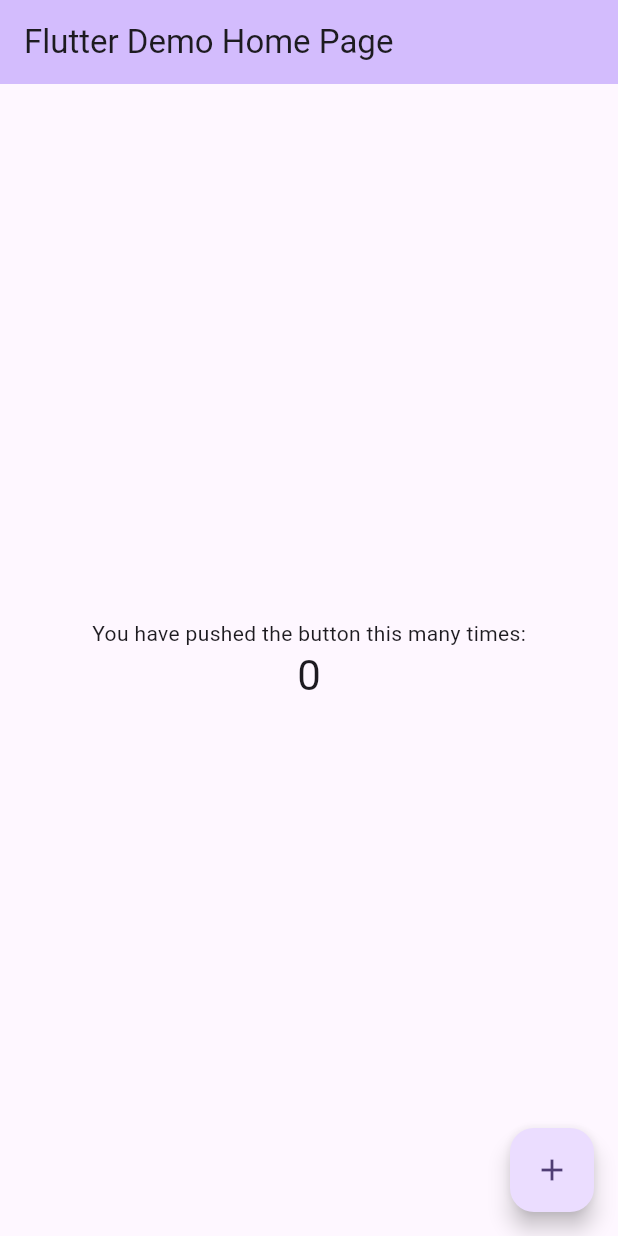
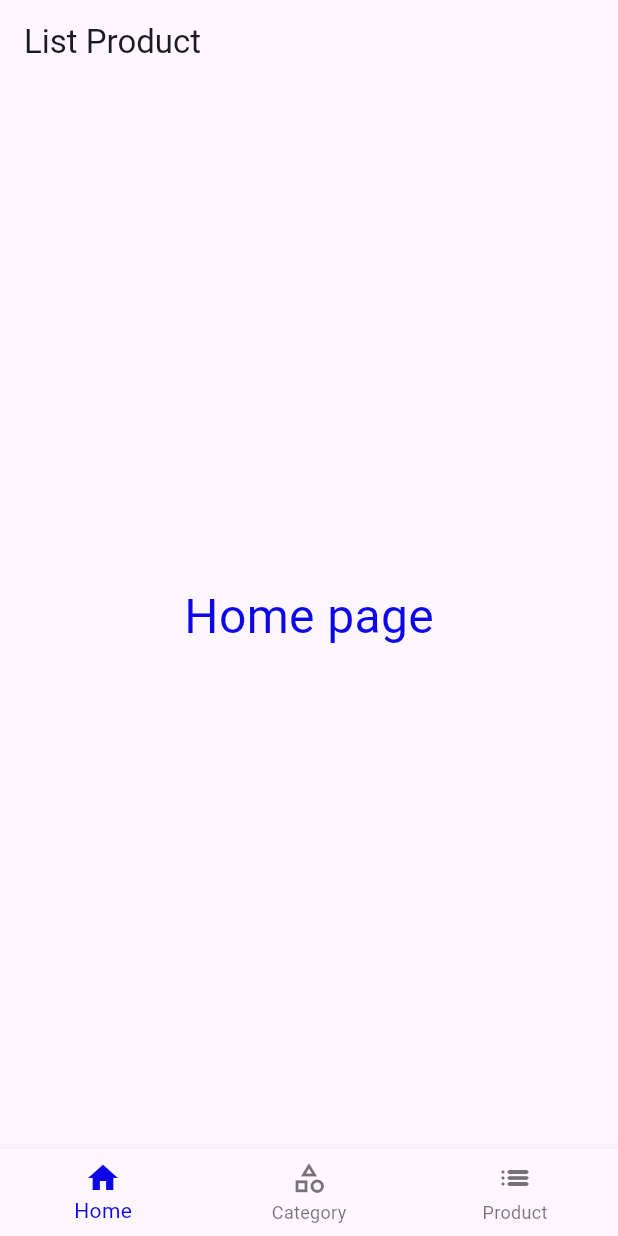
Before and after one commit to Huy-2k3/TH_FLUTTER_TUAN4, a Flutter app: the screen it shows after launch, on a phone screen of 412 x 824 dp. Run offline on Flutter 3.47's test engine with Material 3 defaults, Android fonts, the light colour scheme and no system bars.

Commit message:
add category

```diff
--- a/tuan4/lib/data/model/categorymodel.dart
+++ b/tuan4/lib/data/model/categorymodel.dart
@@ -1 +1,28 @@
-import 'dart:convert';
+
+
+class Category {
+  int? id;
+  String? name;
+  String? img;
+  //Contructer
+  Category({
+    this.id,
+    this.name,
+    this.img,
+  });
+
+  Category.fromJson(Map<String, dynamic> json){
+    id = json['id'];
+    name = json['name'];
+    img = json['img'];
+  }
+  Map<String, dynamic> toJson() {
+    final
+    Map<String, dynamic> data = <String, dynamic>
+    {};
+    data['id'] = id;
+    data['name'] = name;
+    data['img'] = img;
+    return data;
+  }
+}
--- a/tuan4/lib/data/model/productmodel.dart
+++ b/tuan4/lib/data/model/productmodel.dart
@@ -4,4 +4,31 @@ class Product {
   int? price;
   String? img;
   String? des;
+
+  Product({
+    this.id,
+    this.name,
+    this.price,
+    this.img,
+    this.des
+  });
+
+  Product.fromJson(Map<String, dynamic> json){
+    id = json['id'];
+    name = json['name'];
+    price = json['price'];
+    img = json['img'];
+    des = json['des'];
+  }
+  Map<String, dynamic> toJson() {
+    final
+    Map<String, dynamic> data = <String, dynamic>
+    {};
+    data['id'] = id;
+    data['name'] = name;
+    data['price'] = price;
+    data['img'] = img;
+    data['des'] = des;
+    return data;
+  }
 }
--- a/tuan4/lib/data/provider/categoryprovider.dart
+++ b/tuan4/lib/data/provider/categoryprovider.dart
@@ -0,0 +1,12 @@
+import 'dart:convert';
+import '../model/categorymodel.dart';
+import 'package:flutter/services.dart';
+
+class ReadData {
+  Future<List<Category>> loadData () async {
+    var data = await rootBundle.loadString(
+      "assets/files/categorylist.json");
+      var dataJson = jsonDecode(data);
+      return (dataJson['data'] as List).map((e) => Category.fromJson(e)).toList();
+  }
+}
--- a/tuan4/lib/main.dart
+++ b/tuan4/lib/main.dart
@@ -1,4 +1,5 @@
 import 'package:flutter/material.dart';
+import 'package:tuan4/mainpage.dart';
 
 void main() {
   runApp(const MyApp());
@@ -11,115 +12,7 @@
   @override
   Widget build(BuildContext context) {
     return MaterialApp(
-      title: 'Flutter Demo',
-      theme: ThemeData(
-        // This is the theme of your application.
-        //
-        // TRY THIS: Try running your application with "flutter run". You'll see
-        // the application has a purple toolbar. Then, without quitting the app,
-        // try changing the seedColor in the colorScheme below to Colors.green
-        // and then invoke "hot reload" (save your changes or press the "hot
-        // reload" button in a Flutter-supported IDE, or press "r" if you used
-        // the command line to start the app).
-        //
-        // Notice that the counter didn't reset back to zero; the application
-        // state is not lost during the reload. To reset the state, use hot
-        // restart instead.
-        //
-        // This works for code too, not just values: Most code changes can be
-        // tested with just a hot reload.
-        colorScheme: ColorScheme.fromSeed(seedColor: Colors.deepPurple),
-        useMaterial3: true,
-      ),
-      home: const MyHomePage(title: 'Flutter Demo Home Page'),
+      home: Mainpage(),
     );
   }
 }
-
-class MyHomePage extends StatefulWidget {
-  const MyHomePage({super.key, required this.title});
-
-  // This widget is the home page of your application. It is stateful, meaning
-  // that it has a State object (defined below) that contains fields that affect
-  // how it looks.
-
-  // This class is the configuration for the state. It holds the values (in this
-  // case the title) provided by the parent (in this case the App widget) and
-  // used by the build method of the State. Fields in a Widget subclass are
-  // always marked "final".
-
-  final String title;
-
-  @override
-  State<MyHomePage> createState() => _MyHomePageState();
-}
-
-class _MyHomePageState extends State<MyHomePage> {
-  int _counter = 0;
-
-  void _incrementCounter() {
-    setState(() {
-      // This call to setState tells the Flutter framework that something has
-      // changed in this State, which causes it to rerun the build method below
-      // so that the display can reflect the updated values. If we changed
-      // _counter without calling setState(), then the build method would not be
-      // called again, and so nothing would appear to happen.
-      _counter++;
-    });
-  }
-
-  @override
-  Widget build(BuildContext context) {
-    // This method is rerun every time setState is called, for instance as done
-    // by the _incrementCounter method above.
-    //
-    // The Flutter framework has been optimized to make rerunning build methods
-    // fast, so that you can just rebuild anything that needs updating rather
-    // than having to individually change instances of widgets.
-    return Scaffold(
-      appBar: AppBar(
-        // TRY THIS: Try changing the color here to a specific color (to
-        // Colors.amber, perhaps?) and trigger a hot reload to see the AppBar
-        // change color while the other colors stay the same.
-        backgroundColor: Theme.of(context).colorScheme.inversePrimary,
-        // Here we take the value from the MyHomePage object that was created by
-        // the App.build method, and use it to set our appbar title.
-        title: Text(widget.title),
-      ),
-      body: Center(
-        // Center is a layout widget. It takes a single child and positions it
-        // in the middle of the parent.
-        child: Column(
-          // Column is also a layout widget. It takes a list of children and
-          // arranges them vertically. By default, it sizes itself to fit its
-          // children horizontally, and tries to be as tall as its parent.
-          //
-          // Column has various properties to control how it sizes itself and
-          // how it positions its children. Here we use mainAxisAlignment to
-          // center the children vertically; the main axis here is the vertical
-          // axis because Columns are vertical (the cross axis would be
-          // horizontal).
-          //
-          // TRY THIS: Invoke "debug painting" (choose the "Toggle Debug Paint"
-          // action in the IDE, or press "p" in the console), to see the
-          // wireframe for each widget.
-          mainAxisAlignment: MainAxisAlignment.center,
-          children: <Widget>[
-            const Text(
-              'You have pushed the button this many times:',
-            ),
-            Text(
-              '$_counter',
-              style: Theme.of(context).textTheme.headlineMedium,
-            ),
-          ],
-        ),
-      ),
-      floatingActionButton: FloatingActionButton(
-        onPressed: _incrementCounter,
-        tooltip: 'Increment',
-        child: const Icon(Icons.add),
-      ), // This trailing comma makes auto-formatting nicer for build methods.
-    );
-  }
-}
--- a/tuan4/lib/mainpage.dart
+++ b/tuan4/lib/mainpage.dart
@@ -0,0 +1,56 @@
+import 'package:flutter/material.dart';
+import 'package:tuan4/page/categoty/categorywidget.dart';
+import 'package:tuan4/page/homewidget.dart';
+import 'package:tuan4/page/product/productwidget.dart';
+
+class Mainpage extends StatefulWidget {
+  const Mainpage({super.key});
+
+  @override
+  State<Mainpage> createState() => _MainpageState();
+}
+
+class _MainpageState extends State<Mainpage> {
+  int _selectedIndex = 0;
+  static const TextStyle optionStyle = TextStyle(fontSize: 30, fontWeight: FontWeight.bold);
+  static const List<Widget> _widgetOptins = <Widget>[
+    HomeWidget(),
+    CategoryWidget(),
+    ProductWidget(),
+  ];
+  void _onItemTapped(int index) {
+    setState(() {
+      _selectedIndex = index;
+    });
+  }
+  @override
+  Widget build(BuildContext context) {
+    return MaterialApp(
+      home: Scaffold(
+        appBar: AppBar(title:  const Text('List Product'),),
+        body: Center(
+          child: _widgetOptins.elementAt(_selectedIndex),
+        ),
+        bottomNavigationBar: BottomNavigationBar(
+          items: const <BottomNavigationBarItem>[
+            BottomNavigationBarItem(
+              icon: Icon(Icons.home),
+              label: 'Home',
+            ),
+            BottomNavigationBarItem(
+              icon: Icon(Icons.category_outlined),
+              label: 'Category',
+            ),
+            BottomNavigationBarItem(
+              icon: Icon(Icons.list_rounded),
+              label: 'Product',
+            ),
+          ],
+          currentIndex: _selectedIndex,
+          selectedItemColor: Color.fromARGB(255, 11, 7, 233),
+          onTap: _onItemTapped,
+          ),
+      ),
+    );
+  }
+}
--- /dev/null
+++ b/tuan4/lib/page/homewidget.dart
@@ -0,0 +1,16 @@
+import 'package:flutter/material.dart';
+import 'package:tuan4/conf/const.dart';
+
+class HomeWidget extends StatelessWidget {
+  const HomeWidget({super.key});
+
+  @override
+  Widget build(BuildContext context) {
+    return const Center(
+      child: Text(
+        "Home page",
+        style: titleStyle,
+      ),
+    );
+  }
+}
```
Also changed, not shown: tuan4/assets/files/productlist.json (added, +13 -0 lines), tuan4/lib/page/categoty/categorybody.dart (+23 -0 lines), tuan4/lib/page/categoty/categorywidget.dart (+52 -0 lines), tuan4/lib/page/product/productbody.dart (+54 -0 lines), tuan4/lib/page/product/productwidget.dart (+27 -0 lines).
